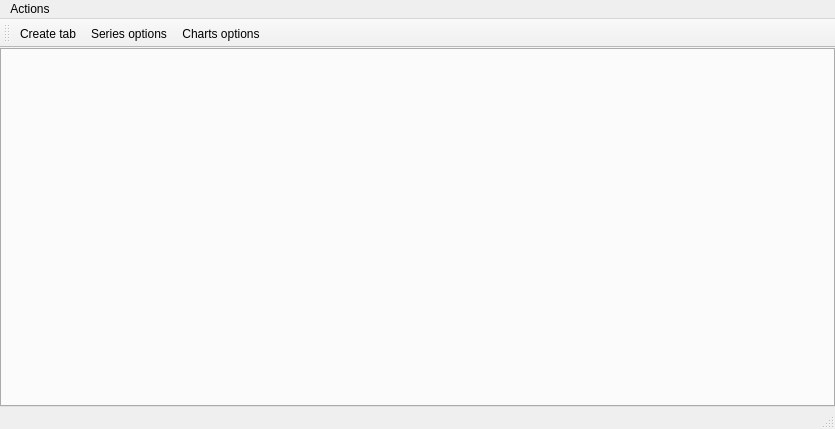
Qt form GUI/Qt/UWatch.ui (aicommunity/Rdk) before a commit.
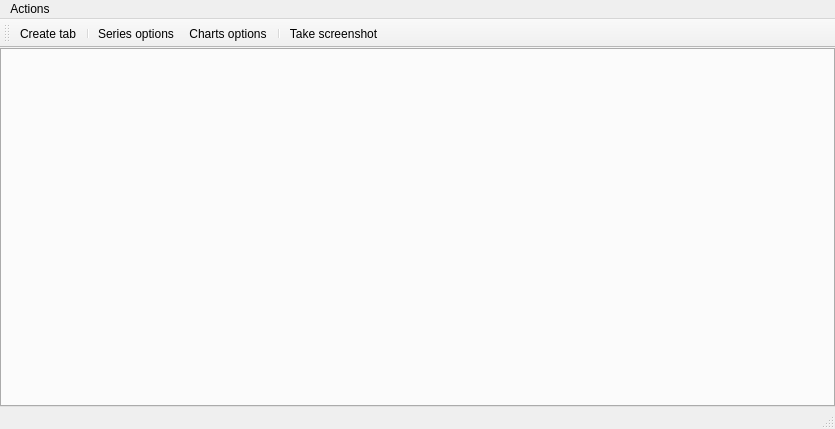
The same form after that commit.

```diff
--- a/GUI/Qt/UWatch.ui
+++ b/GUI/Qt/UWatch.ui
@@ -85,8 +85,11 @@
     <bool>false</bool>
    </attribute>
    <addaction name="actionCreate_tab"/>
+   <addaction name="separator"/>
    <addaction name="actionSeries_option"/>
    <addaction name="actionCharts_option"/>
+   <addaction name="separator"/>
+   <addaction name="actionTake_screenshot"/>
   </widget>
   <action name="actionCreate_tab">
    <property name="text">
@@ -103,6 +106,11 @@
     <string>Charts options</string>
    </property>
   </action>
+  <action name="actionTake_screenshot">
+   <property name="text">
+    <string>Take screenshot</string>
+   </property>
+  </action>
  </widget>
  <resources/>
  <connections/>
```
Left out of the diff: 1 changed line with no effect on the pictures.
